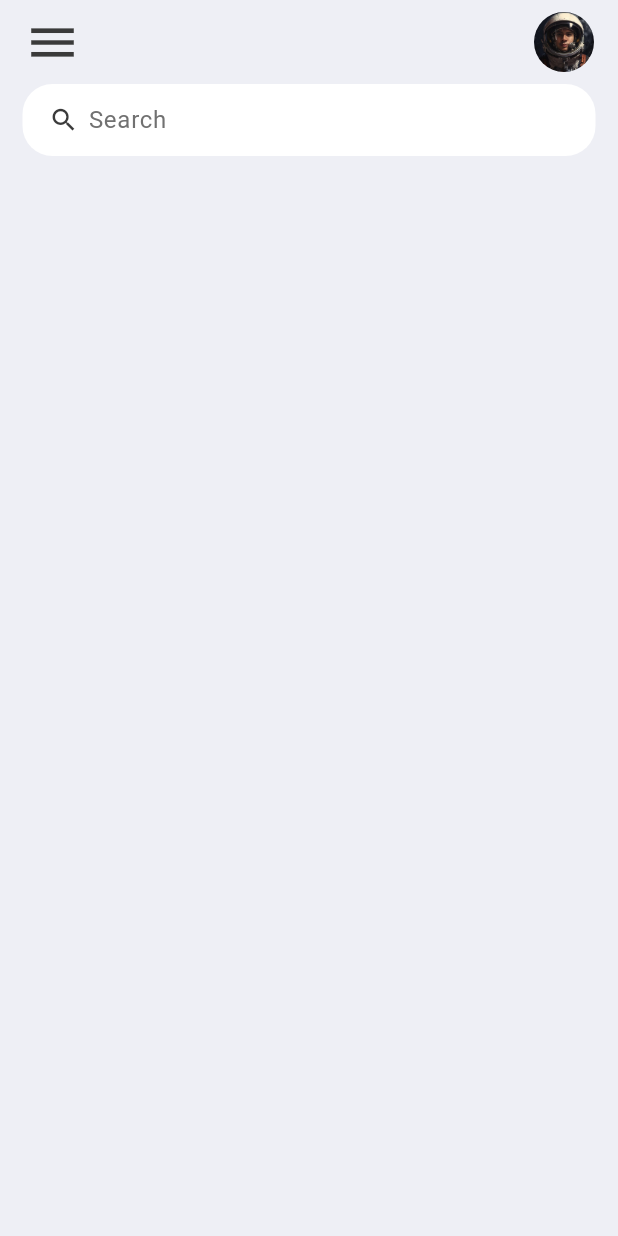
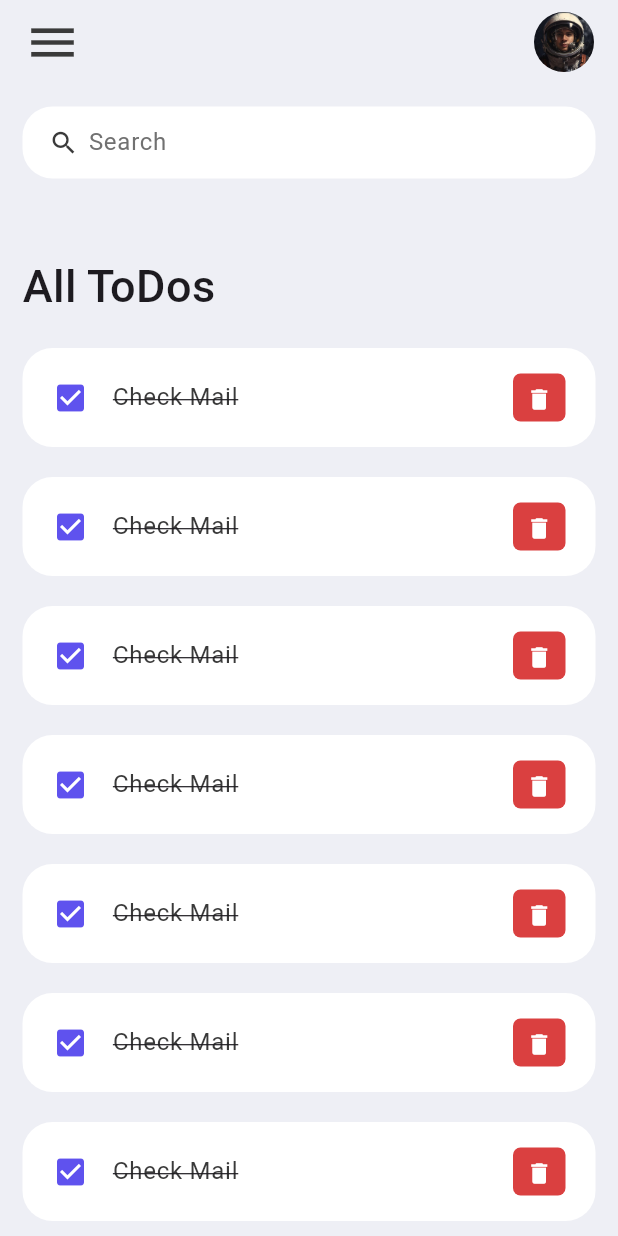
Before and after one commit to UlisesC12/todo_flutter_app, a Flutter app: the screen it shows after launch, on a phone screen of 412 x 824 dp. Run offline on Flutter 3.47's test engine with Material 3 defaults, Android fonts, the light colour scheme and no system bars.

Commit message:
Create TODOs Widget

```diff
--- a/lib/screens/home.dart
+++ b/lib/screens/home.dart
@@ -2,6 +2,8 @@
 
 import 'package:flutter/material.dart';
 import 'package:todo_app/constants/colors.dart';
+
+import 'package:todo_app/widgets/todo_item.dart';
 
 class Home extends StatelessWidget {
   const Home({super.key});
@@ -14,10 +16,39 @@ class Home extends StatelessWidget {
       body: Container(
         padding: EdgeInsets.symmetric(
           horizontal: 15,
+          vertical: 15,
         ),
         child: Column(
           children: [
-            searchBox()
+            searchBox(),
+            Expanded(
+              child: ListView(
+                children: [
+                  Container(
+                    margin: EdgeInsets.only(top: 50, bottom: 20),
+                    child: Text(
+                      'All ToDos',
+                      style: TextStyle(
+                        fontSize: 30,
+                        fontWeight: FontWeight.w500
+                      ),
+                    ),
+                  ),
+                  ToDoItem(),
+                  ToDoItem(),
+                  ToDoItem(),
+                  ToDoItem(),
+                  ToDoItem(),
+                  ToDoItem(),
+                  ToDoItem(),
+                  ToDoItem(),
+                  ToDoItem(),
+                  ToDoItem(),
+                  ToDoItem(),
+                  ToDoItem(),
+                ],
+              ),
+            )
           ],
         ),
       ),
--- /dev/null
+++ b/lib/widgets/todo_item.dart
@@ -0,0 +1,52 @@
+// ignore_for_file: prefer_const_constructors, avoid_print, avoid_unnecessary_containers
+
+import 'package:flutter/material.dart';
+import 'package:todo_app/constants/colors.dart';
+
+class ToDoItem extends StatelessWidget {
+  const ToDoItem({super.key});
+
+  @override
+  Widget build(BuildContext context) {
+    return Container(
+      margin: EdgeInsets.only(bottom: 20),
+      child: ListTile(
+      onTap: () {
+        print('Clicked on ToDo Item');
+      },
+      shape: RoundedRectangleBorder(
+        borderRadius: BorderRadius.circular(20),
+      ),
+      contentPadding: EdgeInsets.symmetric(horizontal: 20, vertical: 5),
+      tileColor: Colors.white,
+      leading: Icon(
+        Icons.check_box,
+        color: tdBlue,
+      ),
+      title: Text(
+        'Check Mail',
+        style: TextStyle(
+          fontSize: 16,
+          color: tdBlack,
+          decoration: TextDecoration.lineThrough,
+        ),
+      ),
+      trailing: Container(
+        padding: EdgeInsets.all(0),
+        margin: EdgeInsets.symmetric(vertical: 12),
+        height: 35,
+        width: 35,
+        decoration:
+            BoxDecoration(color: tdRed, borderRadius: BorderRadius.circular(5)),
+        child: IconButton(
+          color: Colors.white,
+          iconSize: 18,
+          icon: Icon(Icons.delete),
+          onPressed: () {
+            print('Clicked on delete Icon');
+          },
+        ),
+      ),
+    ));
+  }
+}
```
Also changed, not shown: lib/model/todo.dart (added).
